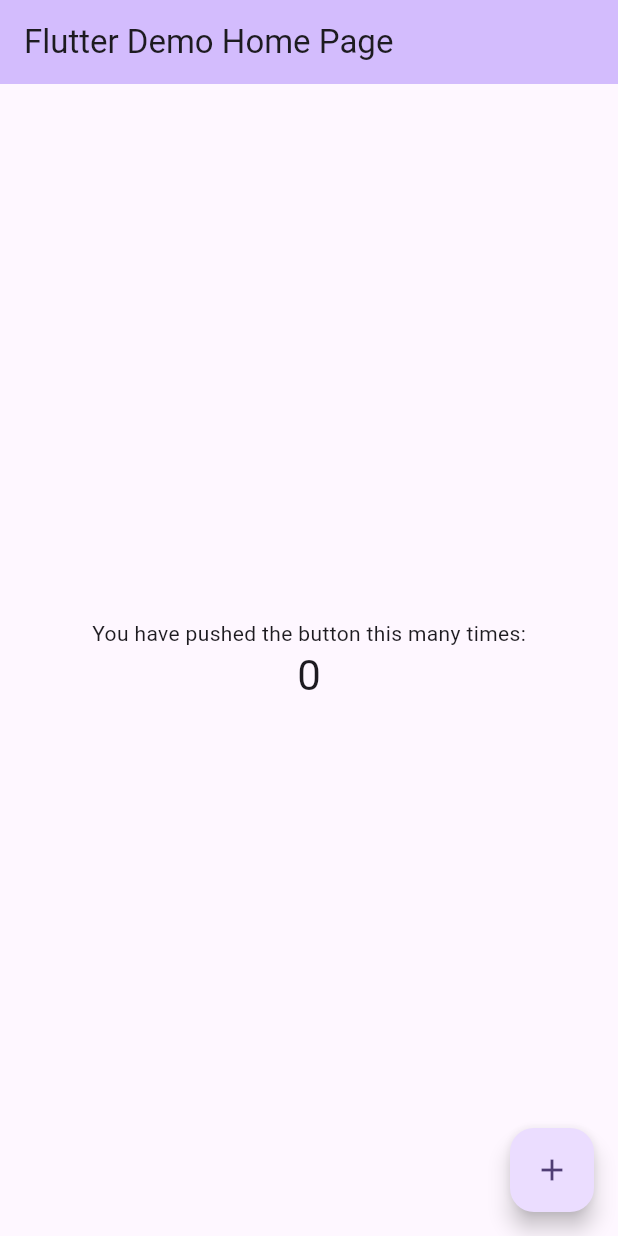
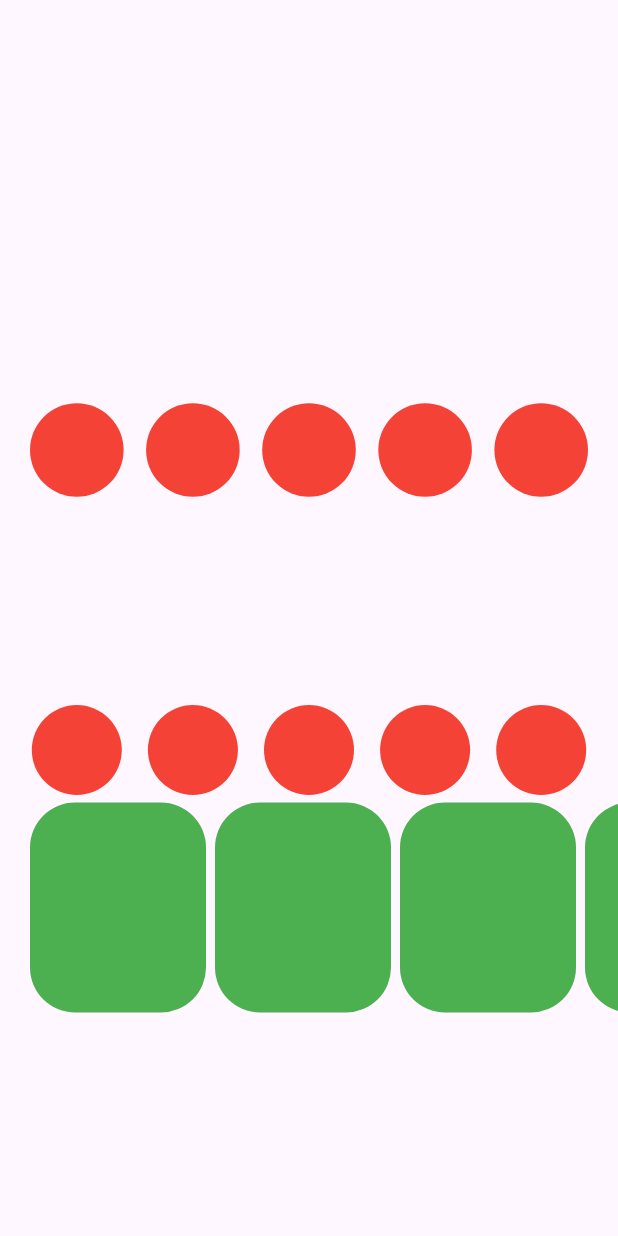
Before and after one commit to Shaown292/flutter_b3, a Flutter app: the screen it shows after launch, on a phone screen of 412 x 824 dp. Run offline on Flutter 3.47's test engine with Material 3 defaults, Android fonts, the phone set to English and light mode, and no system bars; our stand-ins replace google_fonts.

Commit message:
class done

```diff
--- a/lib/main.dart
+++ b/lib/main.dart
@@ -1,4 +1,5 @@
 import 'package:flutter/material.dart';
+import 'package:flutter_b3/profile.dart';
 
 void main() {
   runApp(const MyApp());
@@ -30,93 +31,7 @@ class MyApp extends StatelessWidget {
         // tested with just a hot reload.
         colorScheme: ColorScheme.fromSeed(seedColor: Colors.deepPurple),
       ),
-      home: const MyHomePage(title: 'Flutter Demo Home Page'),
+      home: Profile()
     );
   }
 }
-
-class MyHomePage extends StatefulWidget {
-  const MyHomePage({super.key, required this.title});
-
-  // This widget is the home page of your application. It is stateful, meaning
-  // that it has a State object (defined below) that contains fields that affect
-  // how it looks.
-
-  // This class is the configuration for the state. It holds the values (in this
-  // case the title) provided by the parent (in this case the App widget) and
-  // used by the build method of the State. Fields in a Widget subclass are
-  // always marked "final".
-
-  final String title;
-
-  @override
-  State<MyHomePage> createState() => _MyHomePageState();
-}
-
-class _MyHomePageState extends State<MyHomePage> {
-  int _counter = 0;
-
-  void _incrementCounter() {
-    setState(() {
-      // This call to setState tells the Flutter framework that something has
-      // changed in this State, which causes it to rerun the build method below
-      // so that the display can reflect the updated values. If we changed
-      // _counter without calling setState(), then the build method would not be
-      // called again, and so nothing would appear to happen.
-      _counter++;
-    });
-  }
-
-  @override
-  Widget build(BuildContext context) {
-    // This method is rerun every time setState is called, for instance as done
-    // by the _incrementCounter method above.
-    //
-    // The Flutter framework has been optimized to make rerunning build methods
-    // fast, so that you can just rebuild anything that needs updating rather
-    // than having to individually change instances of widgets.
-    return Scaffold(
-      appBar: AppBar(
-        // TRY THIS: Try changing the color here to a specific color (to
-        // Colors.amber, perhaps?) and trigger a hot reload to see the AppBar
-        // change color while the other colors stay the same.
-        backgroundColor: Theme.of(context).colorScheme.inversePrimary,
-        // Here we take the value from the MyHomePage object that was created by
-        // the App.build method, and use it to set our appbar title.
-        title: Text(widget.title),
-      ),
-      body: Center(
-        // Center is a layout widget. It takes a single child and positions it
-        // in the middle of the parent.
-        child: Column(
-          // Column is also a layout widget. It takes a list of children and
-          // arranges them vertically. By default, it sizes itself to fit its
-          // children horizontally, and tries to be as tall as its parent.
-          //
-          // Column has various properties to control how it sizes itself and
-          // how it positions its children. Here we use mainAxisAlignment to
-          // center the children vertically; the main axis here is the vertical
-          // axis because Columns are vertical (the cross axis would be
-          // horizontal).
-          //
-          // TRY THIS: Invoke "debug painting" (choose the "Toggle Debug Paint"
-          // action in the IDE, or press "p" in the console), to see the
-          // wireframe for each widget.
-          mainAxisAlignment: MainAxisAlignment.center,
-          children: <Widget>[
-            const Text('You have pushed the button this many times:'),
-            Text(
-              '$_counter',
-              style: Theme.of(context).textTheme.headlineMedium,
-            ),
-          ],
-        ),
-      ),
-      floatingActionButton: FloatingActionButton(
-        onPressed: _incrementCounter,
-        tooltip: 'Increment',
-        child: const Icon(Icons.add),
-      ), // This trailing comma makes auto-formatting nicer for build methods.
-    );
-  }
-}
--- /dev/null
+++ b/lib/profile.dart
@@ -0,0 +1,135 @@
+import 'package:flutter/material.dart';
+
+class Profile extends StatelessWidget {
+  const Profile({super.key});
+
+  @override
+  Widget build(BuildContext context) {
+    return Scaffold(
+      body: Column(
+        children: [
+          SizedBox(height: 150),
+          Center(
+            child: Container(
+              margin: EdgeInsets.symmetric(horizontal: 20),
+              height: 300,
+              child: ListView.separated(
+                scrollDirection: Axis.horizontal,
+                itemCount: 5,
+                itemBuilder: (context, index) {
+                  return Container(
+                    height: MediaQuery.of(context).size.width / 5 - 20,
+                    width: MediaQuery.of(context).size.width / 5 - 20,
+                    decoration: BoxDecoration(
+                      color: Colors.red,
+                      shape: BoxShape.circle,
+                    ),
+                  );
+                },
+                separatorBuilder: (context, index) {
+                  return SizedBox(width: 15);
+                },
+              ),
+            ),
+          ),
+          SizedBox(height: 20,),
+          Padding(
+            padding: const EdgeInsets.symmetric(horizontal: 20.0),
+            child: Row(
+              spacing: 15,
+              children: [
+                Container(
+                  height: 60,
+                  width: MediaQuery.of(context).size.width / 5 - 20,
+                  decoration: BoxDecoration(
+                    color: Colors.red,
+                    shape: BoxShape.circle,
+                  ),
+                ),
+                Container(
+                  height: 60,
+                  width: MediaQuery.of(context).size.width / 5 -20,
+                  decoration: BoxDecoration(
+                    color: Colors.red,
+                    shape: BoxShape.circle,
+                  ),
+                ),
+                Container(
+                  height: 60,
+                  width: MediaQuery.of(context).size.width / 5 - 20,
+                  decoration: BoxDecoration(
+                    color: Colors.red,
+                    shape: BoxShape.circle,
+                  ),
+                ),
+                Container(
+                  height: 60,
+                  width: MediaQuery.of(context).size.width / 5 - 20,
+                  decoration: BoxDecoration(
+                    color: Colors.red,
+                    shape: BoxShape.circle,
+                  ),
+                ),
+                Container(
+                  height: 60,
+                  width: MediaQuery.of(context).size.width / 5 - 20,
+                  decoration: BoxDecoration(
+                    color: Colors.red,
+                    shape: BoxShape.circle,
+                  ),
+                ),
+              ],
+            ),
+          ),
+
+          Padding(
+            padding: const EdgeInsets.only(left: 20.0),
+            child: SizedBox(
+              height: 150,
+              child: SingleChildScrollView(
+                scrollDirection: Axis.horizontal,
+                child: Row(
+                  spacing: 6,
+                  children: [
+                    Container(
+                      height: 140,
+                      width: MediaQuery.of(context).size.width /3 - 20,
+                      decoration: BoxDecoration(
+                        color: Colors.green,
+                        borderRadius: BorderRadius.circular(30)
+                      ),
+                    ),
+                    Container(
+                      height: 140,
+                      width: MediaQuery.of(context).size.width /3 - 20,
+                      decoration: BoxDecoration(
+                        color: Colors.green,
+                        borderRadius: BorderRadius.circular(30)
+                      ),
+                    ),
+                    Container(
+                      height: 140,
+                      width: MediaQuery.of(context).size.width /3 - 20,
+                      decoration: BoxDecoration(
+                        color: Colors.green,
+                        borderRadius: BorderRadius.circular(30)
+                      ),
+                    ),
+                    Container(
+                      height: 140,
+                      width: MediaQuery.of(context).size.width /3 - 20,
+                      decoration: BoxDecoration(
+                        color: Colors.green,
+                        borderRadius: BorderRadius.circular(30)
+                      ),
+                    ),
+                  ],
+                ),
+              ),
+            ),
+          )
+        ],
+      ),
+    );
+  }
+}
```
Also changed, not shown: 4 other files.
